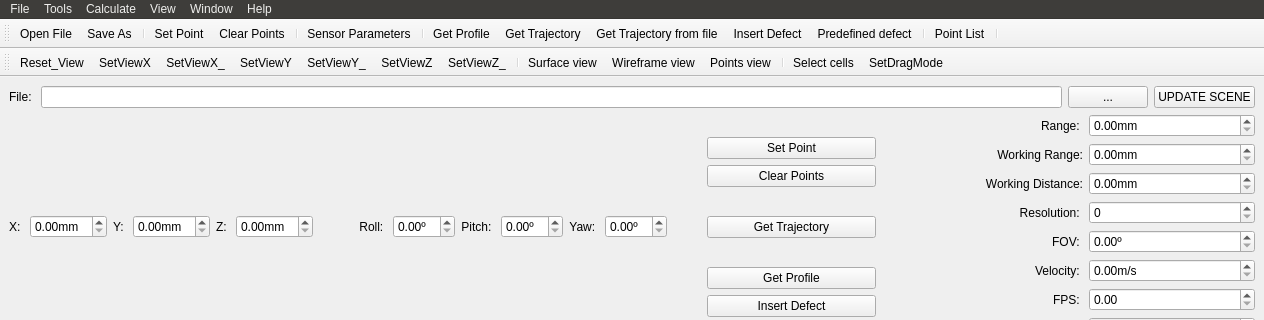
Above: MainWindow.ui from sararht/TriPlay before the change; both pictures show x 0 to 1264 and y 0 to 320 of the 1264 by 749 pixel window. Below: the same form after it.
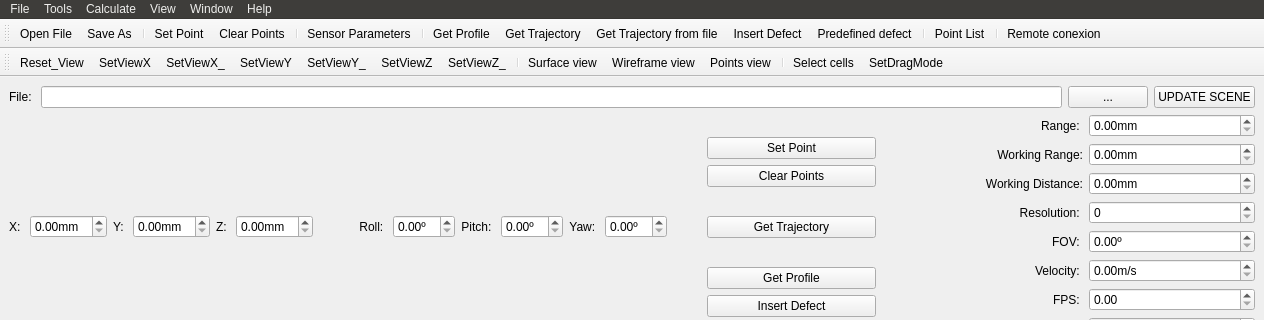
That is the form after the change. Icons and pictures are not drawn.

```diff
--- a/MainWindow.ui
+++ b/MainWindow.ui
@@ -966,6 +966,7 @@
    <addaction name="separator"/>
    <addaction name="actionPointsWindow"/>
    <addaction name="separator"/>
+   <addaction name="actionRemote_conexion"/>
   </widget>
   <widget class="QToolBar" name="toolBar_2">
    <property name="windowTitle">
@@ -1376,6 +1377,15 @@
     <string>Smooth stl</string>
    </property>
   </action>
+  <action name="actionRemote_conexion">
+   <property name="icon">
+    <iconset resource="MyRes.qrc">
+     <normaloff>:/MyRes/images/remote.png</normaloff>:/MyRes/images/remote.png</iconset>
+   </property>
+   <property name="text">
+    <string>Remote conexion</string>
+   </property>
+  </action>
  </widget>
  <resources>
   <include location="MyRes.qrc"/>
```
Left out of the diff: 2 changed lines with no effect on the pictures.
